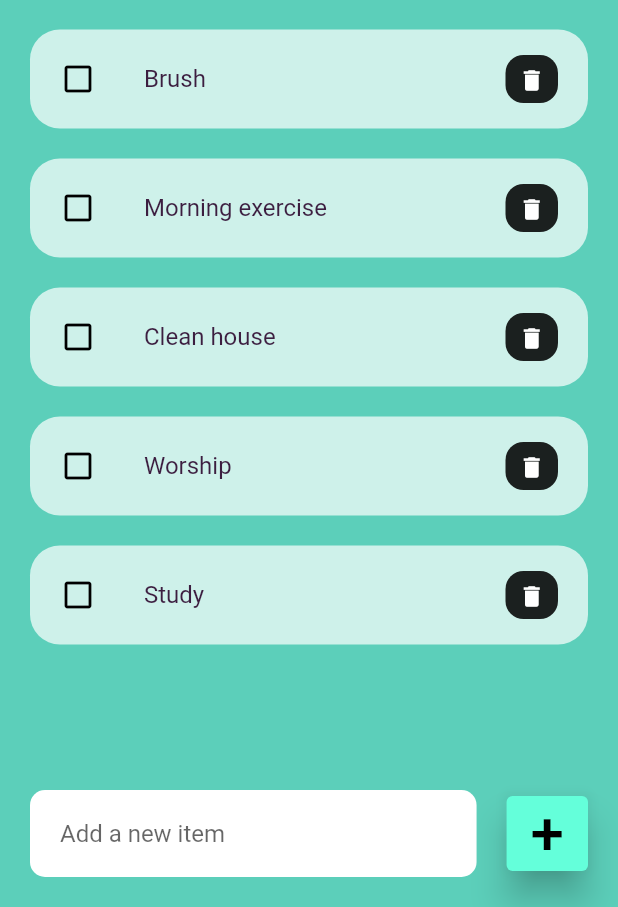
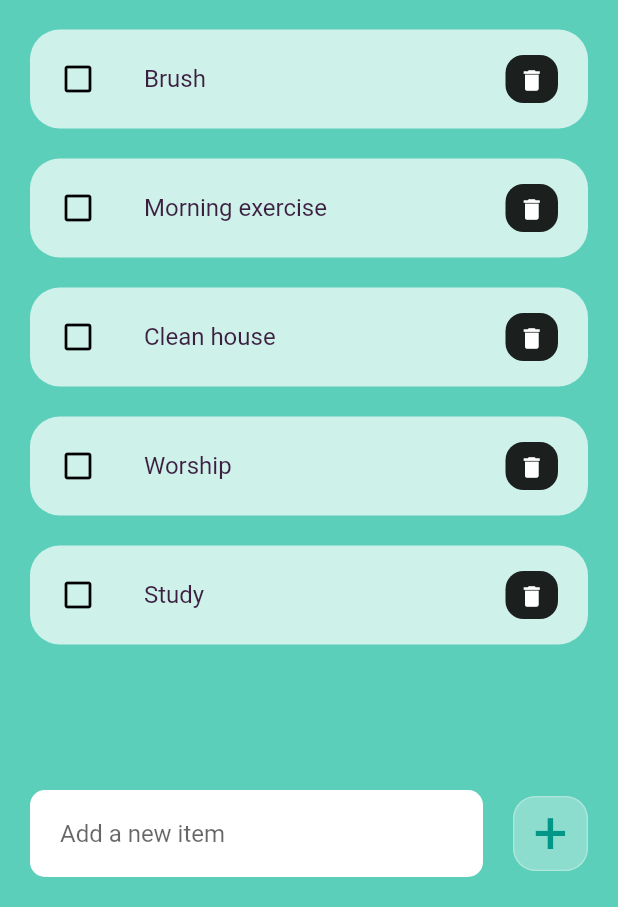
Before and after one commit to tarushi0503/todo_app, a Flutter app: the screen it shows after launch, on a phone screen of 412 x 824 dp, the part 329-1236 px from its top. Run offline on Flutter 3.47's test engine with Material 2 defaults, Android fonts, the phone set to English and light mode, and no system bars.

Commit message:
Remove all the warnings #4.

```diff
--- a/lib/screens/home.dart
+++ b/lib/screens/home.dart
@@ -1,3 +1,5 @@
+import 'dart:ui';
+
 import 'package:flutter/material.dart';
 import 'package:todo_app/widgets/todo_item.dart';
 import '../model/todo.dart';
@@ -69,8 +71,7 @@ class _HomeState extends State<Home> {
                       right: 20,
                       left: 20,
                     ),
-                      padding:
-                          EdgeInsets.symmetric(horizontal: 20, vertical: 5),
+                    padding: EdgeInsets.symmetric(horizontal: 20, vertical: 5),
                     decoration: BoxDecoration(
                       color: Colors.white,
                       borderRadius: BorderRadius.circular(10),
@@ -84,27 +85,40 @@ class _HomeState extends State<Home> {
                     ),
                   ),
                 ),
-                  Container(
-                    margin: EdgeInsets.only(
+                ClipRRect(
+                  child: InkWell(
+                    splashColor: Colors.teal,
+                    onTap: () {
+                      if (_todoController.text.isNotEmpty) {
+                        _addToDoItem(_todoController.text);
+                      }
+                    },
+                    child: Container(
+                      height: 50,
+                      width: 50,
+                      margin: const EdgeInsets.only(
                         bottom: 20,
                         right: 20,
                       ),
-                    child: ElevatedButton(
-                      onPressed: () {
-                        _addToDoItem(_todoController.text);
-                      },
+                      decoration: BoxDecoration(
+                          color: _foundToDo.length == 6
+                              ? Colors.white.withOpacity(0.7)
+                              : Colors.white.withOpacity(0.3),
+                          borderRadius: BorderRadius.circular(15),
+                          border:
+                              Border.all(width: 0.9, color: Colors.white30)),
                       child: Text(
                         '+',
-                        style: TextStyle(fontSize: 40, color: Colors.black),
+                        textAlign: TextAlign.center,
+                        style: TextStyle(
+                            fontSize: 40, color: Colors.teal.shade500),
                       ),
-                      style: ElevatedButton.styleFrom(
-                          primary: Colors.tealAccent,
-                          minimumSize: Size(50, 50),
-                          elevation: 10),
+                    ),
+                  ),
+                ),
+              ],
             ),
           )
-                ],
-              ))
         ],
       ),
     );
```
Lines whose indentation alone changed are shown as unchanged.
